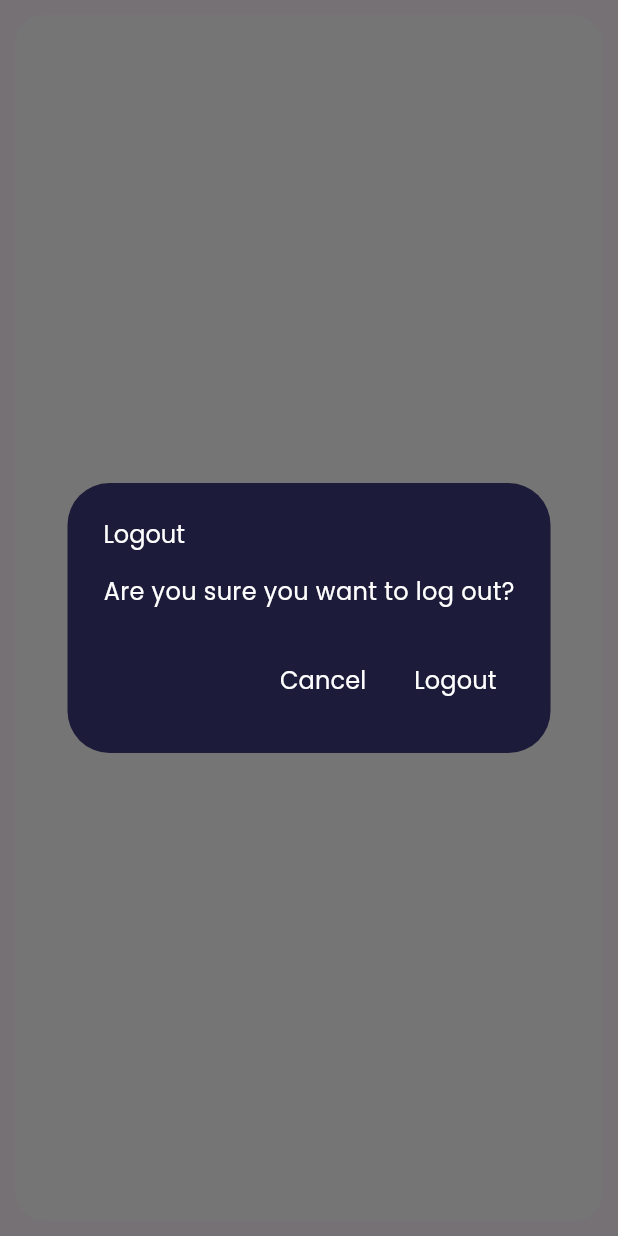
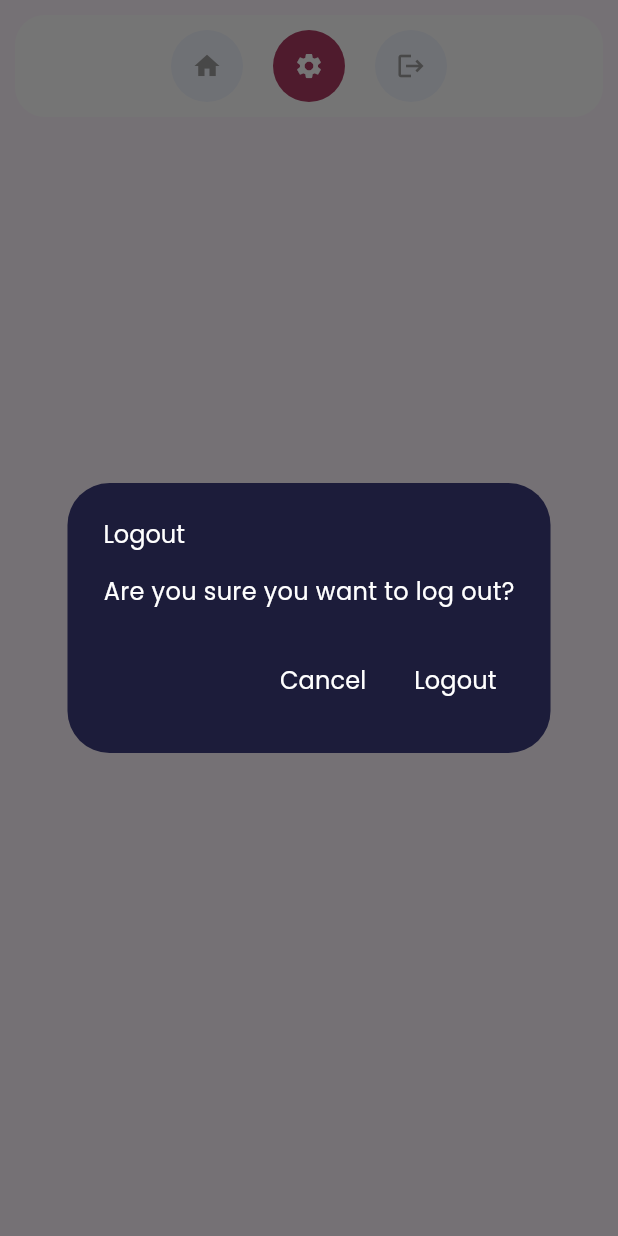
Before and after one commit to muzammildafedar/udayah, a Flutter app: the NavigationPanel widget shown alone on an empty page, opened directly, after a tap on the "logout" icon, on a phone screen of 412 x 824 dp. Run offline on Flutter 3.47's test engine with Material 3 defaults, Android fonts, the phone set to English and light mode, and no system bars; our stand-ins replace cloud_firestore, file_picker, firebase_auth, firebase_core, firebase_storage, flutter_profile_picture and 3 more; missing offline and left inert: dart:html, encrypt, html_editor_enhanced; accounts and stored records are empty; generated files the repository leaves out were written again; network calls fail.

Commit message:
Nav Bar MisAlignment Issue Fixed

```diff
--- a/lib/layout/navigation_panel.dart
+++ b/lib/layout/navigation_panel.dart
@@ -18,14 +18,27 @@ class NavigationPanel extends StatefulWidget {
 class _NavigationPanelState extends State<NavigationPanel> {
   @override
   Widget build(BuildContext context) {
-    int activeTab = Provider.of<ActiveTabIndexProvider>(context, listen: true)
-        .fetchCurrentTabIndex;
-    final activeTabProvider =
-        Provider.of<ActiveTabIndexProvider>(context, listen: false);
+    int activeTab = Provider.of<ActiveTabIndexProvider>(context, listen: true).fetchCurrentTabIndex;
+    final activeTabProvider = Provider.of<ActiveTabIndexProvider>(context, listen: false);
     final authProvider = Provider.of<AuthProvider>(context);
-   void logout() {
+
+    void logout() {
       authProvider.signOut(context);
       activeTabProvider.setActiveTabIndex(0);
+    }
+
+    Widget buildNavigationButton(NavigationItems item) {
+      return NavigationButton(
+        onPressed: () {
+          activeTabProvider.setActiveTabIndex(item.index);
+          if (activeTabProvider.fetchCurrentTabIndex >= 2) {
+            activeTabProvider.setActiveTabIndex(item.index - 1);
+            ShowLogoutDialog(context, logout);
+          }
+        },
+        icon: item.icon,  // Directly pass the IconData
+        isActive: item.index == activeTab,
+      );
     }
 
     return Container(
@@ -39,51 +52,16 @@ class _NavigationPanelState extends State<NavigationPanel> {
           : const EdgeInsets.all(10),
       child: widget.axis == Axis.vertical
           ? Column(
-              mainAxisAlignment: MainAxisAlignment.spaceAround,
-              children: [
-                Column(
-                  mainAxisAlignment: MainAxisAlignment.spaceAround,
-                  children: NavigationItems.values
-                      .map(
-                        (e) => NavigationButton(
-                          onPressed: () {
-                            activeTabProvider.setActiveTabIndex(e.index);
-                            if (activeTabProvider.fetchCurrentTabIndex >= 2) {
-                               activeTabProvider.setActiveTabIndex(e.index - 1);
-                              ShowLogoutDialog(context, logout);
-                            }
-                          },
-                          icon: e.icon,
-                          isActive: e.index == activeTab ? true : false,
-                        ),
-                      )
-                      .toList(),
-                ),
-                Container()
-              ],
+              mainAxisAlignment: MainAxisAlignment.center,  // Center items vertically
+              children: NavigationItems.values
+                  .map((e) => buildNavigationButton(e))
+                  .toList(),
             )
           : Row(
-              mainAxisAlignment: MainAxisAlignment.spaceAround,
-              children: [
-                Row(
-                  children: NavigationItems.values
-                      .map(
-                        (e) => NavigationButton(
-                          onPressed: () {
-                            activeTabProvider.setActiveTabIndex(e.index);
-                            if (activeTabProvider.fetchCurrentTabIndex >= 2) {
-                               activeTabProvider.setActiveTabIndex(e.index - 1);
-                              ShowLogoutDialog(context, logout);
-                            }
-                          },
-                          icon: e.icon,
-                          isActive: e.index == activeTab ? true : false,
-                        ),
-                      )
-                      .toList(),
-                ),
-                Container()
-              ],
+              mainAxisAlignment: MainAxisAlignment.center,  // Center items horizontally
+              children: NavigationItems.values
+                  .map((e) => buildNavigationButton(e))
+                  .toList(),
             ),
     );
   }
```
